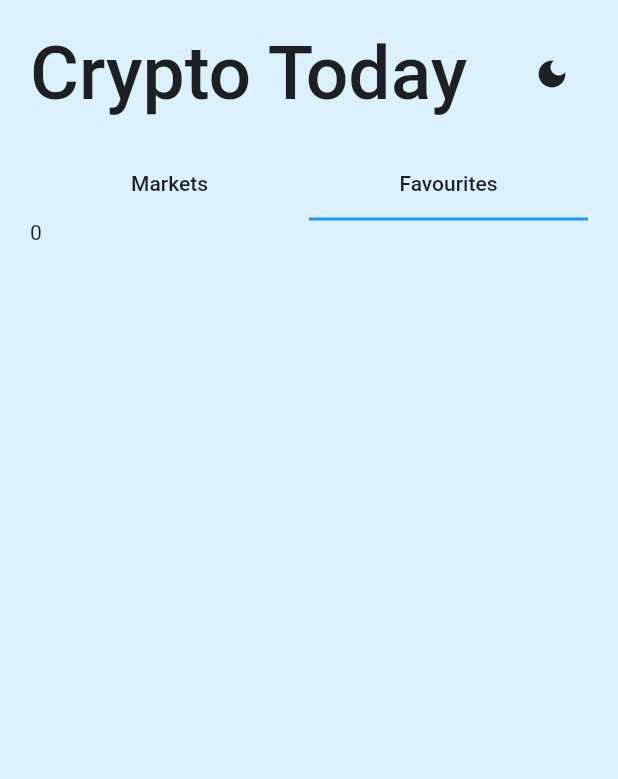
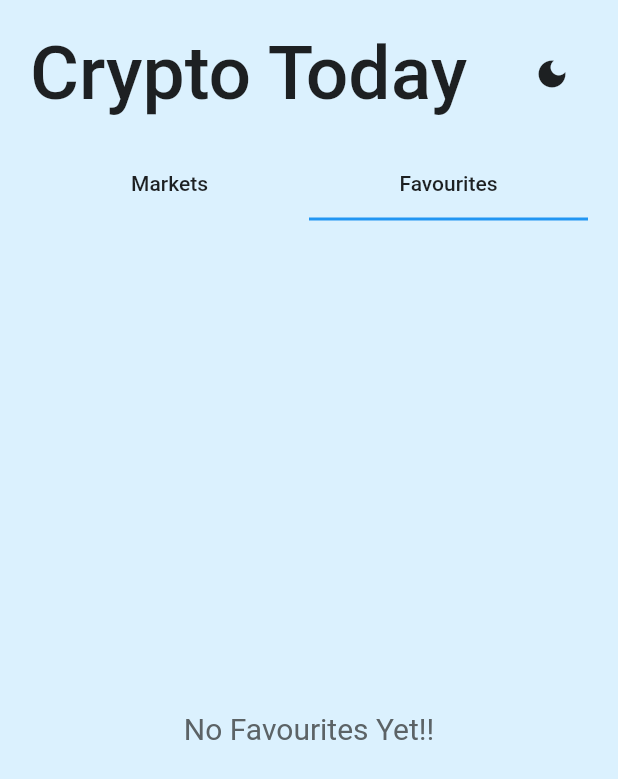
Before and after one commit to ayush-1601/CryptoTracker, a Flutter app: the screen it shows after launch, tab 2 chosen, on a phone screen of 412 x 824 dp. Shown: the top 779 px of the screen. Run offline on Flutter 3.47's test engine with Material 2 defaults, Android fonts, the phone set to English and light mode, and no system bars; our stand-ins replace shared_preferences; network calls fail.

Commit message:
favourite page

```diff
--- a/lib/pages/favourites_page.dart
+++ b/lib/pages/favourites_page.dart
@@ -1,6 +1,7 @@
 import 'package:flutter/material.dart';
 import 'package:flutter_crypto_tracker/models/Crypto_currency.dart';
 import 'package:flutter_crypto_tracker/providers/market_provider.dart';
+import 'package:flutter_crypto_tracker/widgets/market_list_tile.dart';
 import 'package:provider/provider.dart';
 
 class Favourites extends StatefulWidget {
@@ -18,7 +19,23 @@ class _FavouritesState extends State<Favourites> {
           .where((element) => element.isFavourite == true)
           .toList();
 
-      return Text(favorites.length.toString());
+      if (favorites.isNotEmpty) {
+        return ListView.builder(
+          itemCount: favorites.length,
+          itemBuilder: (BuildContext context, int index) {
+            CruptoCurrency currentCrypto = favorites[index];
+            return MarketTile(currentCrypto: currentCrypto);
+          },
+        );
+      } else {
+        return Center(
+          child: Text(
+            "No Favourites Yet!!",
+            style: TextStyle(
+                color: Color.fromARGB(255, 92, 99, 102), fontSize: 20),
+          ),
+        );
+      }
     });
   }
 }
```
Also changed, not shown: lib/pages/Market_list.dart (+2 -75 lines), lib/widgets/market_list_tile.dart (added, +92 -0 lines).
